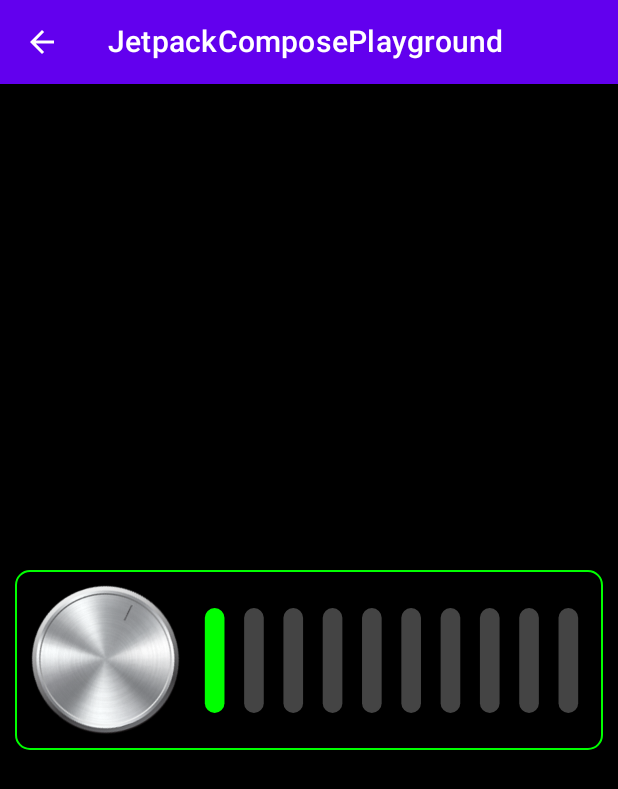
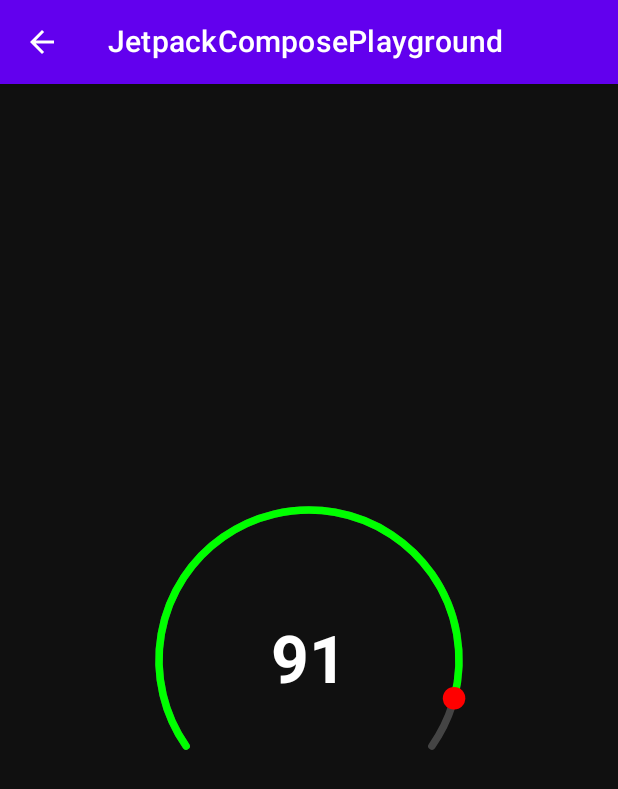
Before and after one commit to MhmdAwad/JetpackComposePlayground, an Android app built with Jetpack Compose: the screen it shows after launch (MainActivity), on a phone screen of 412 x 824 dp. Shown: the top 789 px of the screen. Run offline under Robolectric (Android 15) with nearby library versions, the phone set to English and light mode, and no system bars.

Commit message:
simple timer with circular progressbar created with canvas

```diff
--- a/app/src/main/java/com/mhmdawad/testingplayground/MainActivity.kt
+++ b/app/src/main/java/com/mhmdawad/testingplayground/MainActivity.kt
@@ -25,12 +25,22 @@ import androidx.compose.ui.geometry.CornerRadius
 import androidx.compose.ui.geometry.Offset
 import androidx.compose.ui.geometry.Size
 import androidx.compose.ui.graphics.Color
+import androidx.compose.ui.graphics.PointMode
+import androidx.compose.ui.graphics.StrokeCap
+import androidx.compose.ui.graphics.drawscope.Stroke
 import androidx.compose.ui.input.pointer.pointerInteropFilter
 import androidx.compose.ui.layout.boundsInWindow
 import androidx.compose.ui.layout.onGloballyPositioned
+import androidx.compose.ui.layout.onSizeChanged
 import androidx.compose.ui.res.painterResource
+import androidx.compose.ui.text.TextStyle
+import androidx.compose.ui.text.font.FontWeight
+import androidx.compose.ui.unit.Dp
+import androidx.compose.ui.unit.IntSize
 import androidx.compose.ui.unit.dp
+import androidx.compose.ui.unit.sp
 import com.mhmdawad.testingplayground.ui.theme.JetpackComposePlaygroundTheme
+import kotlinx.coroutines.delay
 import kotlin.math.*
 
 class MainActivity : ComponentActivity() {
@@ -55,132 +65,100 @@ class MainActivity : ComponentActivity() {
                         )
                     },
                     content = {
-                        var percent by remember {
-                            mutableStateOf(0f)
-                        }
                         Box(
                             modifier = Modifier
                                 .fillMaxSize()
-                                .background(Color.Black)
-                                .padding(10.dp),
+                                .background(Color(0xFF101010)),
                             contentAlignment = Alignment.Center
                         ) {
-
-                            Row(
-                                verticalAlignment = Alignment.CenterVertically,
-                                horizontalArrangement = Arrangement.Center,
+                            CircularTimer(
+                                activeColor = Color.Green,
+                                inactiveColor = Color.DarkGray,
+                                initialValue = 1f,
                                 modifier = Modifier
-                                    .border(1.dp, Color.Green, RoundedCornerShape(10.dp))
-                                    .padding(10.dp),
-                            ) {
-                                MusicKnob {
-                                    percent = it
-                                }
-                                Spacer(modifier = Modifier.width(10.dp))
-                                VolumeBar(
-                                    modifier = Modifier
-                                        .fillMaxWidth()
-                                        .height(70.dp),
-                                    barCount = 10,
-                                    activeBars = (10 * percent).roundToInt()
+                                    .size(200.dp),
+                                totalTime = 100L * 1000
                             )
                         }
+                    })
+
             }
-                    })
         }
 
     }
 }
 
 @Composable
-    fun VolumeBar(
+fun CircularTimer(
+    inactiveColor: Color,
+    activeColor: Color,
+    strokeWidth: Dp = 5.dp,
     modifier: Modifier,
-        barCount: Int = 0,
-        activeBars: Int = 0,
+    initialValue: Float,
+    totalTime: Long
 ) {
 
-        BoxWithConstraints(
-            contentAlignment = Alignment.Center,
+    var size by remember {
+        mutableStateOf(IntSize.Zero)
+    }
+    var value by remember {
+        mutableStateOf(initialValue)
+    }
+    var currentTime by remember {
+        mutableStateOf(totalTime)
+    }
+    var isTimerRunning by remember {
+        mutableStateOf(true)
+    }
+    LaunchedEffect(key1 = isTimerRunning, key2 = currentTime){
+        if(isTimerRunning && currentTime > 0L){
+            delay(100L)
+            currentTime -= 100L
+            value = currentTime / totalTime.toFloat()
+        }
+    }
+    Box(
         modifier = modifier
+            .onSizeChanged {
+                size = it
+            },
+        contentAlignment = Alignment.Center
     ) {
-            val barWidth = remember {
-                constraints.maxWidth / (2f * barCount)
-            }
-            Canvas(
-                modifier = modifier
-            ) {
-                for (i in 0 until barCount) {
-                    drawRoundRect(
-                        color = if (i in 0..activeBars) Color.Green else Color.DarkGray,
-                        topLeft = Offset(i * barWidth * 2f + barWidth / 2f, 0f),
-                        size = Size(barWidth, constraints.maxHeight.toFloat()),
-                        cornerRadius = CornerRadius(10f)
+        Canvas(modifier = modifier) {
+            drawArc(
+                color = inactiveColor,
+                startAngle = -215f,
+                sweepAngle = 250f,
+                useCenter = false,
+                size = Size(size.width.toFloat(), size.height.toFloat()),
+                style = Stroke(strokeWidth.toPx(), cap = StrokeCap.Round)
+            )
+            drawArc(
+                color = activeColor,
+                startAngle = -215f,
+                sweepAngle = 250f * value,
+                useCenter = false,
+                size = Size(size.width.toFloat(), size.height.toFloat()),
+                style = Stroke(strokeWidth.toPx(), cap = StrokeCap.Round)
+            )
+            val center = Offset(size.width / 2f, size.height / 2f)
+            val beta = (250f * value + 145f) * (PI / 180f).toFloat()
+            val r = size.width / 2f
+            val a = cos(beta) * r
+            val b = sin(beta) * r
+            drawPoints(
+                listOf(Offset(center.x + a, center.y + b)),
+                pointMode = PointMode.Points,
+                color = Color.Red,
+                strokeWidth = (strokeWidth * 3f).toPx(),
+                cap = StrokeCap.Round
             )
        }
-            }
-        }
+        Text(text = (currentTime / 1000L).toString(), style = TextStyle(
+            color = Color.White,
+            fontWeight = FontWeight.Bold,
+            fontSize = 44.sp
+        ))
     }
 
-
-    @OptIn(ExperimentalComposeUiApi::class)
-    @Composable
-    fun MusicKnob(
-        limitingAngle: Float = 25f,
-        onValueChange: (Float) -> Unit
-    ) {
-        var rotation by remember {
-            mutableStateOf(limitingAngle)
 }
-        var touchX by remember {
-            mutableStateOf(0f)
-        }
-        var touchY by remember {
-            mutableStateOf(0f)
-        }
-        var centerX by remember {
-            mutableStateOf(0f)
-        }
-        var centerY by remember {
-            mutableStateOf(0f)
-        }
-
-        Image(
-            painter = painterResource(id = R.drawable.music_knob),
-            contentDescription = "Music Knob",
-            modifier = Modifier
-                .size(100.dp)
-                .fillMaxSize()
-                .onGloballyPositioned {
-                    val windowBounce = it.boundsInWindow()
-                    centerX = windowBounce.size.width / 2f
-                    centerY = windowBounce.size.height / 2f
-                }
-                .pointerInteropFilter { event ->
-                    touchX = event.x
-                    touchY = event.y
-                    val angle = -atan2(centerX - touchX, centerY - touchY) * (180 / PI).toFloat()
-
-                    when (event.action) {
-                        MotionEvent.ACTION_DOWN,
-                        MotionEvent.ACTION_MOVE -> {
-                            if (angle !in -limitingAngle..limitingAngle) {
-                                val fixedAngle = if (angle in -180f..-limitingAngle) {
-                                    360f + angle
-                                } else {
-                                    angle
-                                }
-                                rotation = fixedAngle
-                                val percent =
-                                    (fixedAngle - limitingAngle) / (360f - 2 * limitingAngle)
-                                onValueChange(percent)
-                                true
-                            } else false
-                        }
-                        else -> false
-                    }
-                }
-                .rotate(rotation)
-        )
-
-    }
-}
```
Lines whose indentation alone changed are shown as unchanged.
